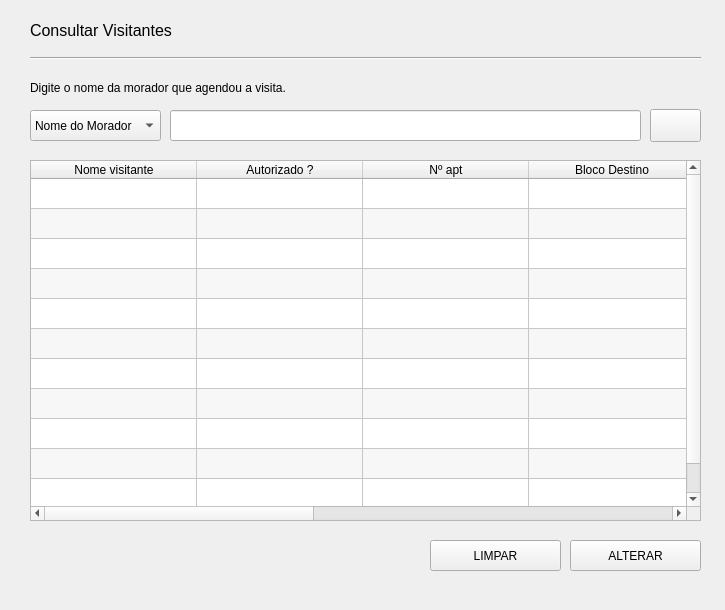
Qt form tela UI/consultarVisitantes.ui (DavidDevOps2000/primecondoDesk) before a commit.
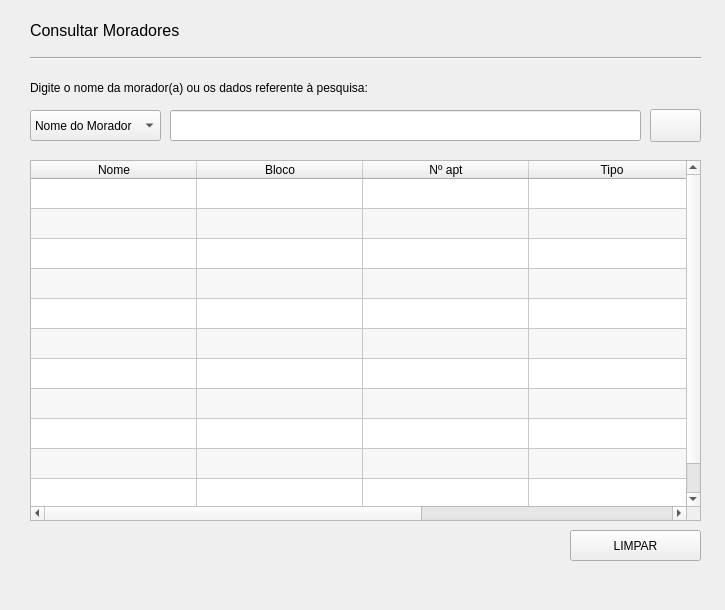
The same form after that commit. Icons and pictures are not drawn.

Commit message: Adicionando caminhos e tela consultar Visitantes funcionando

Patch:
```diff
--- a/tela UI/consultarVisitantes.ui
+++ b/tela UI/consultarVisitantes.ui
@@ -71,7 +71,7 @@
      <rect>
       <x>30</x>
       <y>80</y>
-      <width>271</width>
+      <width>351</width>
       <height>16</height>
      </rect>
     </property>
@@ -81,7 +81,7 @@
      </font>
     </property>
     <property name="text">
-     <string>Digite o nome da morador que agendou a visita.</string>
+     <string>Digite o nome da morador(a) ou os dados referente à pesquisa:</string>
     </property>
    </widget>
    <widget class="Line" name="line">
@@ -114,14 +114,14 @@
      </font>
     </property>
     <property name="text">
-     <string>Consultar Visitantes</string>
+     <string>Consultar Moradores</string>
     </property>
    </widget>
    <widget class="QPushButton" name="btnLimpar">
     <property name="geometry">
      <rect>
-      <x>430</x>
-      <y>540</y>
+      <x>570</x>
+      <y>530</y>
       <width>131</width>
       <height>31</height>
      </rect>
@@ -207,7 +207,7 @@
      <number>11</number>
     </property>
     <property name="columnCount">
-     <number>7</number>
+     <number>5</number>
     </property>
     <attribute name="horizontalHeaderVisible">
      <bool>true</bool>
@@ -296,7 +296,7 @@
     </row>
     <column>
      <property name="text">
-      <string notr="true">Nome visitante</string>
+      <string notr="true">Nome</string>
      </property>
      <property name="background">
       <color>
@@ -308,7 +308,7 @@
     </column>
     <column>
      <property name="text">
-      <string>Autorizado ?</string>
+      <string>Bloco</string>
      </property>
     </column>
     <column>
@@ -318,22 +318,12 @@
     </column>
     <column>
      <property name="text">
-      <string>Bloco Destino</string>
+      <string>Tipo</string>
      </property>
     </column>
     <column>
      <property name="text">
-      <string>Fim da visita em</string>
-     </property>
-    </column>
-    <column>
-     <property name="text">
-      <string>RG</string>
-     </property>
-    </column>
-    <column>
-     <property name="text">
-      <string>Agendado em</string>
+      <string>Status</string>
      </property>
     </column>
     <item row="0" column="0">
@@ -350,25 +340,7 @@
      </property>
     </item>
    </widget>
-   <widget class="QPushButton" name="btnAlterar">
-    <property name="geometry">
-     <rect>
-      <x>570</x>
-      <y>540</y>
-      <width>131</width>
-      <height>31</height>
-     </rect>
-    </property>
-    <property name="font">
-     <font>
-      <pointsize>9</pointsize>
-     </font>
-    </property>
-    <property name="text">
-     <string>ALTERAR</string>
-    </property>
-   </widget>
-   <widget class="QLineEdit" name="inputConsultarVisitantes">
+   <widget class="QLineEdit" name="inputConsultarMoradores">
     <property name="geometry">
      <rect>
       <x>170</x>
```
Left out of the diff: 26 changed lines with no effect on the pictures. The commit also changes 12 other files.
